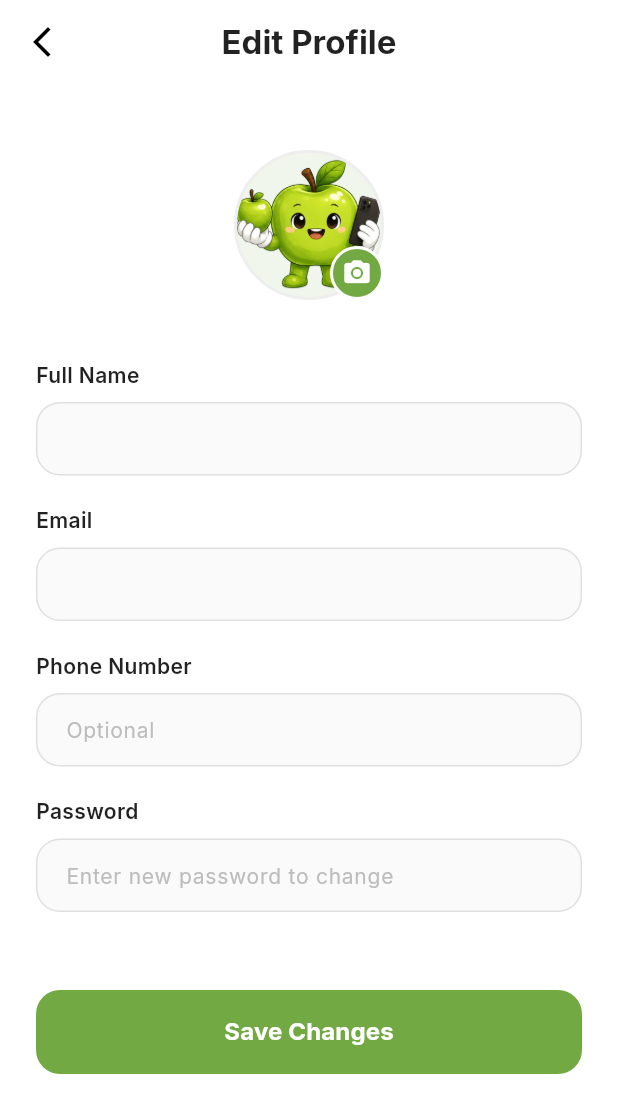
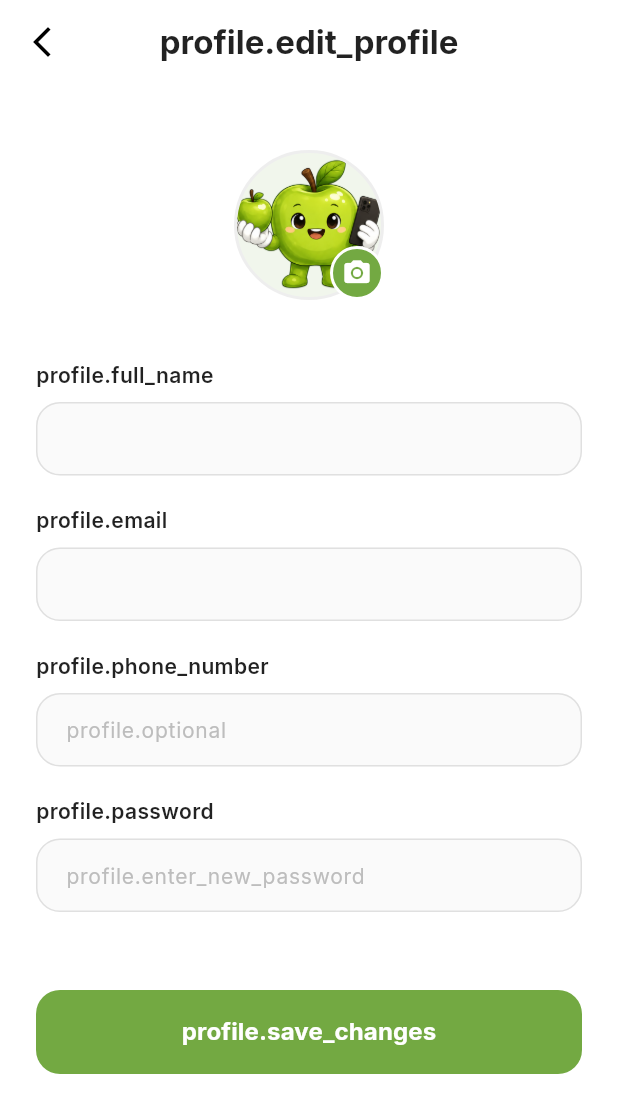
Before and after one commit to zidanmasadita/HomeCycle, a Flutter app: the ProfileScreen screen opened by its route, after a tap on "Edit Profile", on a phone screen of 412 x 824 dp. Shown: the top 1113 px of the screen. Run offline on Flutter 3.47's test engine with Material 3 defaults, Android fonts, the phone set to English and light mode, and no system bars; our stand-ins replace camera, easy_localization, firebase_core, firebase_messaging, flutter_local_notifications, flutter_svg and 5 more; missing offline and left inert: tflite_flutter; accounts and stored records are empty; network calls fail.

Commit message:
Implement image picker to allow users to update their profile picture

```diff
--- a/lib/features/auth/models/user_model.dart
+++ b/lib/features/auth/models/user_model.dart
@@ -5,6 +5,7 @@ class UserModel {
   final String email;
   final String? username;
   final String? phone;
+  final String? avatarUrl;
   final DateTime createdAt;
 
   UserModel({
@@ -12,6 +13,7 @@ class UserModel {
     required this.email,
     this.username,
     this.phone,
+    this.avatarUrl,
     required this.createdAt,
   });
 
@@ -22,6 +24,7 @@ class UserModel {
       email: user.email ?? '',
       username: (metadata['username'] ?? metadata['name'] ?? metadata['full_name']) as String?,
       phone: metadata['phone'] as String?,
+      avatarUrl: metadata['avatar_url'] as String?,
       createdAt: DateTime.parse(user.createdAt),
     );
   }
--- a/lib/features/recipe_rescue.dart/screens/edit_profile_screen.dart
+++ b/lib/features/recipe_rescue.dart/screens/edit_profile_screen.dart
@@ -6,6 +6,8 @@ import 'package:homesikil/core/constants/app_assets.dart';
 import 'package:homesikil/features/recipe_rescue.dart/widgets/profile_text_field.dart';
 import 'package:provider/provider.dart';
 import 'package:homesikil/features/auth/provider/auth_provider.dart';
+import 'package:easy_localization/easy_localization.dart';
+import 'package:image_picker/image_picker.dart';
 
 class EditProfileScreen extends StatefulWidget {
   const EditProfileScreen({super.key});
@@ -20,6 +22,7 @@ class _EditProfileScreenState extends State<EditProfileScreen> {
   final _phoneController = TextEditingController();
   final _passwordController = TextEditingController();
   bool _isLoading = false;
+  bool _isUploadingPic = false;
 
   @override
   void initState() {
@@ -58,15 +61,77 @@ class _EditProfileScreenState extends State<EditProfileScreen> {
 
     if (success) {
       ScaffoldMessenger.of(context).showSnackBar(
-        const SnackBar(content: Text('Profile updated successfully!')),
+        SnackBar(content: Text('profile.update_success'.tr())),
       );
       Navigator.pop(context);
     } else {
       final error = context.read<AuthProvider>().errorMessage;
       ScaffoldMessenger.of(context).showSnackBar(
-        SnackBar(content: Text(error ?? 'Failed to update profile')),
+        SnackBar(content: Text(error ?? 'profile.update_failed'.tr())),
       );
     }
+  }
+
+  Future<void> _pickImage(ImageSource source) async {
+    Navigator.pop(context); // close bottom sheet
+    try {
+      final picker = ImagePicker();
+      final pickedFile = await picker.pickImage(
+        source: source,
+        maxWidth: 600,
+        imageQuality: 70,
+      );
+      if (pickedFile != null) {
+        setState(() => _isUploadingPic = true);
+        final success = await context.read<AuthProvider>().uploadProfilePicture(pickedFile.path);
+        if (!mounted) return;
+        setState(() => _isUploadingPic = false);
+
+        if (success) {
+          ScaffoldMessenger.of(context).showSnackBar(
+            const SnackBar(content: Text('Profile picture updated successfully!')),
+          );
+        } else {
+          final error = context.read<AuthProvider>().errorMessage;
+          ScaffoldMessenger.of(context).showSnackBar(
+            SnackBar(content: Text(error ?? 'Failed to update profile picture')),
+          );
+        }
+      }
+    } catch (e) {
+      if (!mounted) return;
+      ScaffoldMessenger.of(context).showSnackBar(
+        SnackBar(content: Text('Error: $e. You might need to restart the app completely (stop and rerun) if you just added the plugin.')),
+      );
+    }
+  }
+
+  void _showImagePickerBottomSheet() {
+    showModalBottomSheet(
+      context: context,
+      shape: const RoundedRectangleBorder(
+        borderRadius: BorderRadius.vertical(top: Radius.circular(20)),
+      ),
+      builder: (_) {
+        return SafeArea(
+          child: Column(
+            mainAxisSize: MainAxisSize.min,
+            children: [
+              ListTile(
+                leading: const Icon(Icons.camera_alt),
+                title: const Text('Camera'),
+                onTap: () => _pickImage(ImageSource.camera),
+              ),
+              ListTile(
+                leading: const Icon(Icons.photo_library),
+                title: const Text('Gallery'),
+                onTap: () => _pickImage(ImageSource.gallery),
+              ),
+            ],
+          ),
+        );
+      },
+    );
   }
 
   @override
@@ -81,7 +146,7 @@ class _EditProfileScreenState extends State<EditProfileScreen> {
           onPressed: () => Navigator.pop(context),
         ),
         title: Text(
-          'Edit Profile',
+          'profile.edit_profile'.tr(),
           style: AppTextStyles.heading.copyWith(
             fontSize: 22,
             color: Colors.black87,
@@ -106,12 +171,26 @@ class _EditProfileScreenState extends State<EditProfileScreen> {
                       border: Border.all(color: Colors.grey.shade200, width: 2),
                     ),
                     child: ClipOval(
-                      child: Image.asset(AppAssets.mascot1, fit: BoxFit.cover),
+                      child: Consumer<AuthProvider>(
+                        builder: (context, authProvider, _) {
+                          final user = authProvider.currentUser;
+                          if (user?.avatarUrl != null && user!.avatarUrl!.isNotEmpty) {
+                            return Image.network(
+                              user.avatarUrl!,
+                              fit: BoxFit.cover,
+                              errorBuilder: (_, __, ___) => Image.asset(AppAssets.mascot1, fit: BoxFit.cover),
+                            );
+                          }
+                          return Image.asset(AppAssets.mascot1, fit: BoxFit.cover);
+                        },
+                      ),
                     ),
                   ),
                   Positioned(
                     bottom: 0,
                     right: 0,
+                    child: GestureDetector(
+                      onTap: _isUploadingPic ? null : _showImagePickerBottomSheet,
                       child: Container(
                         padding: const EdgeInsets.all(6),
                         decoration: BoxDecoration(
@@ -119,10 +198,20 @@ class _EditProfileScreenState extends State<EditProfileScreen> {
                           shape: BoxShape.circle,
                           border: Border.all(color: Colors.white, width: 2),
                         ),
-                      child: const Icon(
+                        child: _isUploadingPic
+                            ? const SizedBox(
+                                width: 20,
+                                height: 20,
+                                child: CircularProgressIndicator(
+                                  color: Colors.white,
+                                  strokeWidth: 2,
+                                ),
+                              )
+                            : const Icon(
                                 Icons.camera_alt,
                                 color: Colors.white,
                                 size: 20,
+                              ),
                       ),
                     ),
                   ),
@@ -132,26 +221,26 @@ class _EditProfileScreenState extends State<EditProfileScreen> {
             const SizedBox(height: 40),
 
             ProfileTextField(
-              label: 'Full Name',
+              label: 'profile.full_name'.tr(),
               controller: _fullNameController,
             ),
             ProfileTextField(
-              label: 'Email',
+              label: 'profile.email'.tr(),
               controller: _emailController,
               keyboardType: TextInputType.emailAddress,
               readOnly: true,
             ),
             ProfileTextField(
-              label: 'Phone Number',
+              label: 'profile.phone_number'.tr(),
               controller: _phoneController,
               keyboardType: TextInputType.phone,
-              hintText: 'Optional',
+              hintText: 'profile.optional'.tr(),
             ),
             ProfileTextField(
-              label: 'Password',
+              label: 'profile.password'.tr(),
               controller: _passwordController,
               obscureText: true,
-              hintText: 'Enter new password to change',
+              hintText: 'profile.enter_new_password'.tr(),
             ),
 
             const SizedBox(height: 32),
@@ -172,9 +261,9 @@ class _EditProfileScreenState extends State<EditProfileScreen> {
                         height: 24,
                         child: CircularProgressIndicator(color: Colors.white),
                       )
-                    : const Text(
-                        'Save Changes',
-                        style: TextStyle(
+                    : Text(
+                        'profile.save_changes'.tr(),
+                        style: const TextStyle(
                           color: Colors.white,
                           fontSize: 16,
                           fontWeight: FontWeight.bold,
--- a/lib/features/recipe_rescue.dart/screens/profile_screen.dart
+++ b/lib/features/recipe_rescue.dart/screens/profile_screen.dart
@@ -7,12 +7,14 @@ import 'package:homesikil/features/recipe_rescue.dart/widgets/profile_menu_card.
 import 'package:homesikil/features/auth/provider/auth_provider.dart';
 import 'package:homesikil/features/household/provider/household_provider.dart';
 import 'package:provider/provider.dart';
+import 'package:easy_localization/easy_localization.dart';
 
 class ProfileScreen extends StatelessWidget {
   const ProfileScreen({super.key});
 
   @override
   Widget build(BuildContext context) {
+    context.locale; // Force rebuild on locale change
     final authProvider = context.watch<AuthProvider>();
     final user = authProvider.currentUser;
 
@@ -23,7 +25,7 @@ class ProfileScreen extends StatelessWidget {
         elevation: 0,
         automaticallyImplyLeading: false,
         title: Text(
-          'Profile',
+          'profile.title'.tr(),
           style: AppTextStyles.heading.copyWith(
             fontSize: 22,
             color: Colors.black87,
@@ -31,14 +33,22 @@ class ProfileScreen extends StatelessWidget {
         ),
         centerTitle: true,
       ),
-      body: SingleChildScrollView(
-        padding: const EdgeInsets.all(AppDimens.paddingLarge),
+      body: RefreshIndicator(
+        onRefresh: () async {
+          await context.read<HouseholdProvider>().loadMembers();
+          // Add any other user profile reloads here if necessary
+          await Future.delayed(const Duration(milliseconds: 500));
+        },
+        child: SingleChildScrollView(
+          physics: const AlwaysScrollableScrollPhysics(),
+          padding: const EdgeInsets.all(AppDimens.paddingLarge),
         child: Column(
           crossAxisAlignment: CrossAxisAlignment.start,
           children: [
             ProfileHeaderCard(
               username: user?.username ?? 'Mate',
-              email: user?.email ?? 'No email provided',
+              email: user?.email ?? 'profile.no_email'.tr(),
+              avatarUrl: user?.avatarUrl,
               onEditTap: () {
                 Navigator.pushNamed(context, AppRoutes.editProfile);
               },
@@ -46,7 +56,7 @@ class ProfileScreen extends StatelessWidget {
             const SizedBox(height: 32),
 
             Text(
-              'General',
+              'profile.general'.tr(),
               style: AppTextStyles.heading.copyWith(
                 fontSize: 18,
                 color: Colors.black87,
@@ -56,15 +66,15 @@ class ProfileScreen extends StatelessWidget {
 
             ProfileMenuCard(
               icon: Icons.language,
-              title: 'Language',
-              trailingText: 'English (US)',
+              title: 'profile.language'.tr(),
+              trailingText: context.locale.languageCode == 'id' ? 'Indonesian' : 'English (US)',
               onTap: () {
                 Navigator.pushNamed(context, AppRoutes.languageSettings);
               },
             ),
             ProfileMenuCard(
               icon: Icons.notifications_active_outlined,
-              title: 'Notifications Setting',
+              title: 'profile.notification_settings'.tr(),
               onTap: () {
                 Navigator.pushNamed(context, AppRoutes.notificationSettings);
               },
@@ -74,8 +84,8 @@ class ProfileScreen extends StatelessWidget {
                 final count = household.members.length;
                 return ProfileMenuCard(
                   icon: Icons.group_outlined,
-                  title: 'Household Members',
-                  trailingText: count > 0 ? '$count members' : 'None',
+                  title: 'profile.household_members'.tr(),
+                  trailingText: count > 0 ? 'profile.members_count'.tr(args: [count.toString()]) : 'profile.none'.tr(),
                   onTap: () {
                     Navigator.pushNamed(context, AppRoutes.householdMembers);
                   },
@@ -85,7 +95,7 @@ class ProfileScreen extends StatelessWidget {
 
             const SizedBox(height: 24),
             Text(
-              'Other',
+              'profile.other'.tr(),
               style: AppTextStyles.heading.copyWith(
                 fontSize: 18,
                 color: Colors.black87,
@@ -95,14 +105,14 @@ class ProfileScreen extends StatelessWidget {
 
             ProfileMenuCard(
               icon: Icons.help_outline,
-              title: 'Help & Support',
+              title: 'profile.help_support'.tr(),
               onTap: () {
                 Navigator.pushNamed(context, AppRoutes.helpSupport);
               },
             ),
             ProfileMenuCard(
               icon: Icons.info_outline,
-              title: 'About HomeCycle',
+              title: 'profile.about'.tr(),
               onTap: () {
                 Navigator.pushNamed(context, AppRoutes.about);
               },
@@ -111,7 +121,7 @@ class ProfileScreen extends StatelessWidget {
             const SizedBox(height: 32),
             ProfileMenuCard(
               icon: Icons.logout,
-              title: 'Logout',
+              title: 'profile.logout'.tr(),
               isDestructive: true,
               onTap: () async {
                 final authProvider = context.read<AuthProvider>();
@@ -130,6 +140,7 @@ class ProfileScreen extends StatelessWidget {
           ],
         ),
       ),
+      ),
     );
   }
 }
--- a/lib/features/recipe_rescue.dart/widgets/profile_header_card.dart
+++ b/lib/features/recipe_rescue.dart/widgets/profile_header_card.dart
@@ -6,12 +6,14 @@ import 'package:homesikil/core/theme/app_text_styles.dart';
 class ProfileHeaderCard extends StatelessWidget {
   final String username;
   final String email;
+  final String? avatarUrl;
   final VoidCallback onEditTap;
 
   const ProfileHeaderCard({
     super.key,
     required this.username,
     required this.email,
+    this.avatarUrl,
     required this.onEditTap,
   });
 
@@ -43,12 +45,21 @@ class ProfileHeaderCard extends StatelessWidget {
               color: AppColors.primary.withValues(alpha: 0.1),
             ),
             child: ClipOval(
-              child: Image.asset(
-                AppAssets.mascot1,
-                fit: BoxFit.cover,
-                errorBuilder: (context, error, stackTrace) =>
-                    const Icon(Icons.person, color: AppColors.primary, size: 40),
-              ),
+              child: avatarUrl != null && avatarUrl!.isNotEmpty
+                  ? Image.network(
+                      avatarUrl!,
+                      fit: BoxFit.cover,
+                      errorBuilder: (context, error, stackTrace) => Image.asset(
+                        AppAssets.mascot1,
+                        fit: BoxFit.cover,
+                      ),
+                    )
+                  : Image.asset(
+                      AppAssets.mascot1,
+                      fit: BoxFit.cover,
+                      errorBuilder: (context, error, stackTrace) =>
+                          const Icon(Icons.person, color: AppColors.primary, size: 40),
+                    ),
             ),
           ),
           const SizedBox(width: 20),
```
Lines whose indentation alone changed are shown as unchanged.
